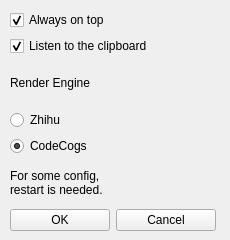
Above: ui/settings.ui from panda2134/PyFormula before the change. Below: the same form after it.
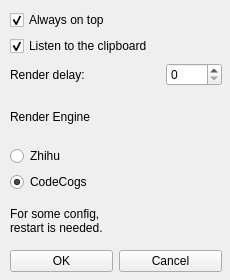
That is the form after the change.

Commit message: settings added and dragging fixed

What changed in the file:
```diff
--- a/ui/settings.ui
+++ b/ui/settings.ui
@@ -10,7 +10,7 @@
     <x>0</x>
     <y>0</y>
     <width>230</width>
-    <height>240</height>
+       <height>280</height>
    </rect>
   </property>
   <property name="sizePolicy">
@@ -22,13 +22,13 @@
   <property name="minimumSize">
    <size>
     <width>230</width>
-    <height>240</height>
+       <height>280</height>
    </size>
   </property>
   <property name="maximumSize">
    <size>
     <width>230</width>
-    <height>240</height>
+       <height>280</height>
    </size>
   </property>
   <property name="windowTitle">
@@ -42,8 +42,8 @@
     <rect>
      <x>10</x>
      <y>10</y>
-     <width>206</width>
-     <height>221</height>
+        <width>212</width>
+        <height>262</height>
     </rect>
    </property>
    <layout class="QVBoxLayout" name="verticalLayout">
@@ -70,6 +70,36 @@
       </property>
      </widget>
     </item>
+       <item>
+           <layout class="QHBoxLayout" name="horizontalLayout_2">
+               <item>
+                   <widget class="QLabel" name="label_3">
+                       <property name="minimumSize">
+                           <size>
+                               <width>150</width>
+                               <height>25</height>
+                           </size>
+                       </property>
+                       <property name="maximumSize">
+                           <size>
+                               <width>150</width>
+                               <height>25</height>
+                           </size>
+                       </property>
+                       <property name="text">
+                           <string>Render delay:</string>
+                       </property>
+                   </widget>
+               </item>
+               <item>
+                   <widget class="QSpinBox" name="delaySpinBox">
+                       <property name="maximum">
+                           <number>2000</number>
+                       </property>
+                   </widget>
+               </item>
+           </layout>
+       </item>
     <item>
      <widget class="QLabel" name="label">
       <property name="whatsThis">
```
The commit also changes 7 other files.
